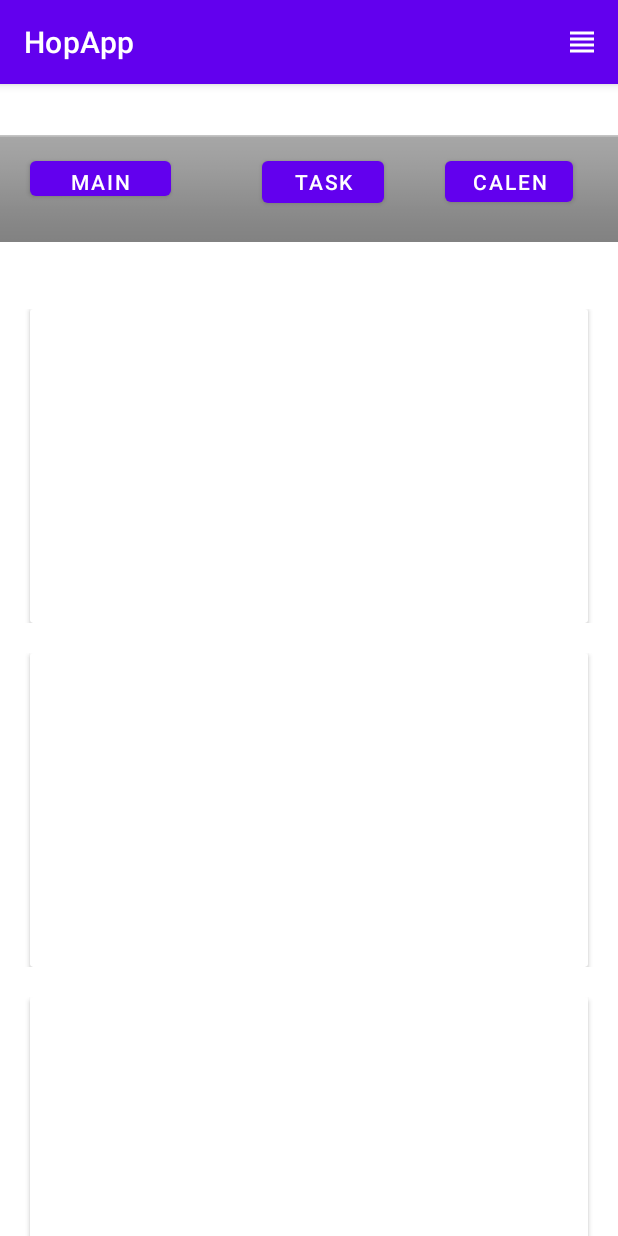
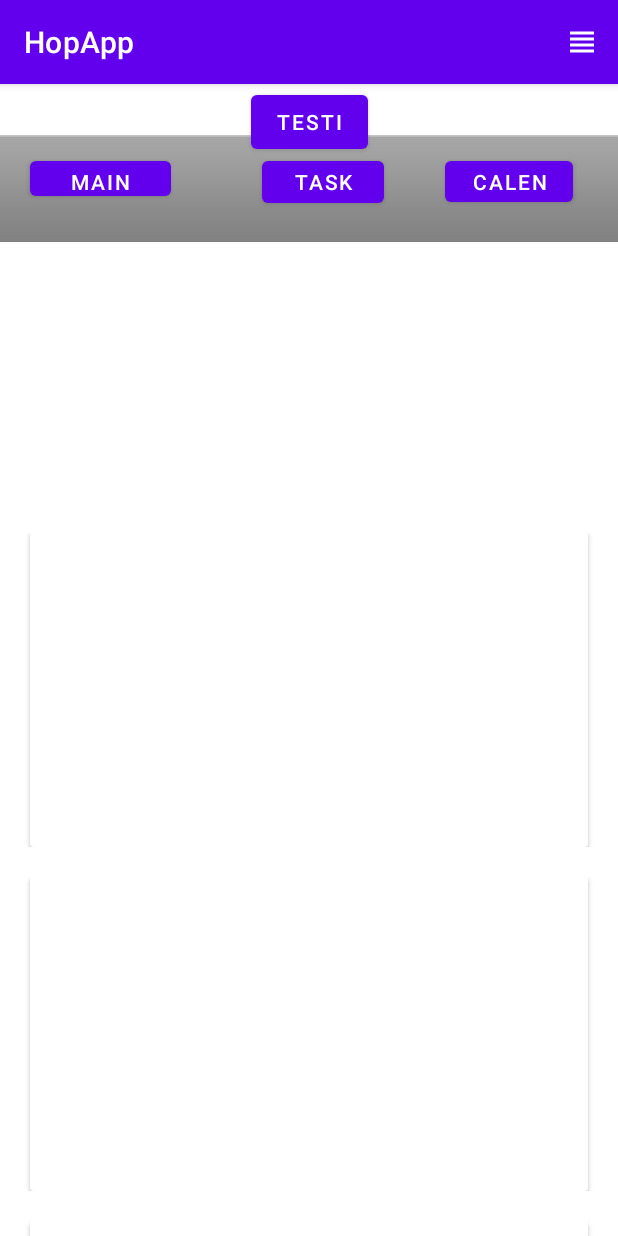
Before and after one commit to R000pe/HopApp, an Android app: the MainActivity screen opened directly, with no data from a screen before it, on a phone screen of 412 x 824 dp. Run offline under Robolectric (Android 15) with nearby library versions, the phone set to English and light mode, and no system bars.

Commit message:
-Pisteet lisätty asetuksiin -Mainactivityyn lisätty Testinappi ja koodi Pisteiden kasvattamiseen.

```diff
--- a/app/src/main/java/com/example/hopapp/Pre_Poll.java
+++ b/app/src/main/java/com/example/hopapp/Pre_Poll.java
@@ -11,7 +11,7 @@ import android.widget.EditText;
 
 public class Pre_Poll extends AppCompatActivity {
     private EditText TextName, TextAge;
-    private Button Apply;
+
 
 
     @Override
--- a/app/src/main/res/layout/activity_main.xml
+++ b/app/src/main/res/layout/activity_main.xml
@@ -8,12 +8,13 @@
 
     <androidx.recyclerview.widget.RecyclerView
         android:id="@+id/recyclerView"
-        android:layout_width="match_parent"
-        android:layout_height="match_parent"
+        android:layout_width="0dp"
+        android:layout_height="0dp"
         android:layout_marginTop="140dp"
-        app:layout_constraintTop_toTopOf="parent"
-        tools:layout_editor_absoluteX="-2dp"
-        />
+        app:layout_constraintBottom_toBottomOf="parent"
+        app:layout_constraintEnd_toEndOf="parent"
+        app:layout_constraintStart_toStartOf="parent"
+        app:layout_constraintTop_toBottomOf="@+id/Testi" />
 
     <ImageView
         android:id="@+id/imageView2"
@@ -57,4 +58,17 @@
         app:layout_constraintEnd_toEndOf="parent"
         app:layout_constraintTop_toTopOf="parent" />
 
+    <Button
+        android:id="@+id/Testi"
+        android:layout_width="78dp"
+        android:layout_height="48dp"
+        android:layout_marginTop="1dp"
+        android:layout_marginBottom="100dp"
+        android:onClick="ontestiButtonClicked"
+        android:text="Testi"
+        app:layout_constraintBottom_toTopOf="@+id/recyclerView"
+        app:layout_constraintEnd_toEndOf="parent"
+        app:layout_constraintStart_toStartOf="parent"
+        app:layout_constraintTop_toTopOf="parent" />
+
 </androidx.constraintlayout.widget.ConstraintLayout>
--- /dev/null
+++ b/app/src/main/res/values-night/strings.xml
@@ -0,0 +1,5 @@
+<?xml version="1.0" encoding="utf-8"?>
+<resources>
+    <string name="default_gallery_storage">score_String</string>
+    <string name="Score">score</string>
+</resources>
--- a/app/src/main/res/values/strings.xml
+++ b/app/src/main/res/values/strings.xml
@@ -4,6 +4,8 @@
     <string name="apply">Apply</string>
     <string name="birthyear">BirthYear</string>
     <string name="name">Name</string>
+    <string name="default_gallery_storage">score_String</string>
+    <string name="Score">score</string>
 
     <string-array name="routines">
         <item>Read</item>
```
Also changed, not shown: app/src/main/java/com/example/hopapp/MainActivity.java (+13 -0 lines), app/src/main/res/xml/settings.xml (+27 -9 lines), app/src/main/res/drawable-v24/porkkana.png (added).
